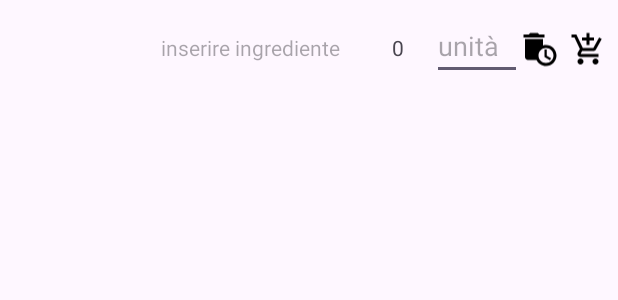
After one commit to piro22/CookingApp, an Android app: the layout row_ingredienti.xml on its own in the app's theme, with its tools: preview values and no code run, on a phone screen of 412 x 824 dp. The commit adds this screen. Shown: the top 300 px of the screen. Run offline under Robolectric (Android 15) with nearby library versions, the phone set to English and light mode, and no system bars.

Commit message:
modifica layout ingredienti

```diff
--- /dev/null
+++ b/app/src/main/res/drawable/baseline_add_shopping_cart_24.xml
@@ -0,0 +1,5 @@
+<vector xmlns:android="http://schemas.android.com/apk/res/android" android:height="24dp" android:tint="#000000" android:viewportHeight="24" android:viewportWidth="24" android:width="24dp">
+
+    <path android:fillColor="@android:color/white" android:pathData="M11,9h2L13,6h3L16,4h-3L13,1h-2v3L8,4v2h3v3zM7,18c-1.1,0 -1.99,0.9 -1.99,2S5.9,22 7,22s2,-0.9 2,-2 -0.9,-2 -2,-2zM17,18c-1.1,0 -1.99,0.9 -1.99,2s0.89,2 1.99,2 2,-0.9 2,-2 -0.9,-2 -2,-2zM7.17,14.75l0.03,-0.12 0.9,-1.63h7.45c0.75,0 1.41,-0.41 1.75,-1.03l3.86,-7.01L19.42,4h-0.01l-1.1,2 -2.76,5L8.53,11l-0.13,-0.27L6.16,6l-0.95,-2 -0.94,-2L1,2v2h2l3.6,7.59 -1.35,2.45c-0.16,0.28 -0.25,0.61 -0.25,0.96 0,1.1 0.9,2 2,2h12v-2L7.42,15c-0.13,0 -0.25,-0.11 -0.25,-0.25z"/>
+
+</vector>
--- /dev/null
+++ b/app/src/main/res/layout/row_ingredienti.xml
@@ -0,0 +1,49 @@
+<?xml version="1.0" encoding="utf-8"?>
+<LinearLayout xmlns:android="http://schemas.android.com/apk/res/android"
+    android:orientation="horizontal"
+    android:layout_width="match_parent"
+    android:layout_height="wrap_content"
+    android:padding="8dp"
+    android:gravity="end"
+    >
+
+    <TextView
+        android:id="@+id/ingrediente"
+        android:layout_width="wrap_content"
+        android:layout_height="wrap_content"
+        android:layout_marginEnd="16dp"
+        android:hint="inserire ingrediente"
+        />
+
+
+    <TextView
+        android:id="@+id/numeri"
+        android:layout_width="45dp"
+        android:layout_height="wrap_content"
+        android:gravity="center"
+        android:text="0" />
+
+
+    <AutoCompleteTextView
+        android:id="@+id/tendina"
+        android:layout_width="60dp"
+        android:layout_height="wrap_content"
+        android:hint="unità" />
+
+
+    <ImageView
+        android:id="@+id/deleteIcon"
+        android:layout_width="wrap_content"
+        android:layout_height="50sp"
+        android:layout_marginEnd="8dp"
+        android:src="@drawable/baseline_auto_delete_24" />
+
+    <ImageView
+        android:id="@+id/calendarIcon"
+        android:layout_width="wrap_content"
+        android:layout_height="50sp"
+        android:src="@drawable/baseline_add_shopping_cart_24" />
+
+
+
+</LinearLayout>
```
Also changed, not shown: app/src/main/java/it/insubria/cookingapp/ListView_adapter.kt (added, +45 -0 lines), app/src/main/java/it/insubria/cookingapp/newRecipeActivity.kt (+1 -19 lines), app/src/main/res/layout/activity_newrecipe.xml (+29 -34 lines).
